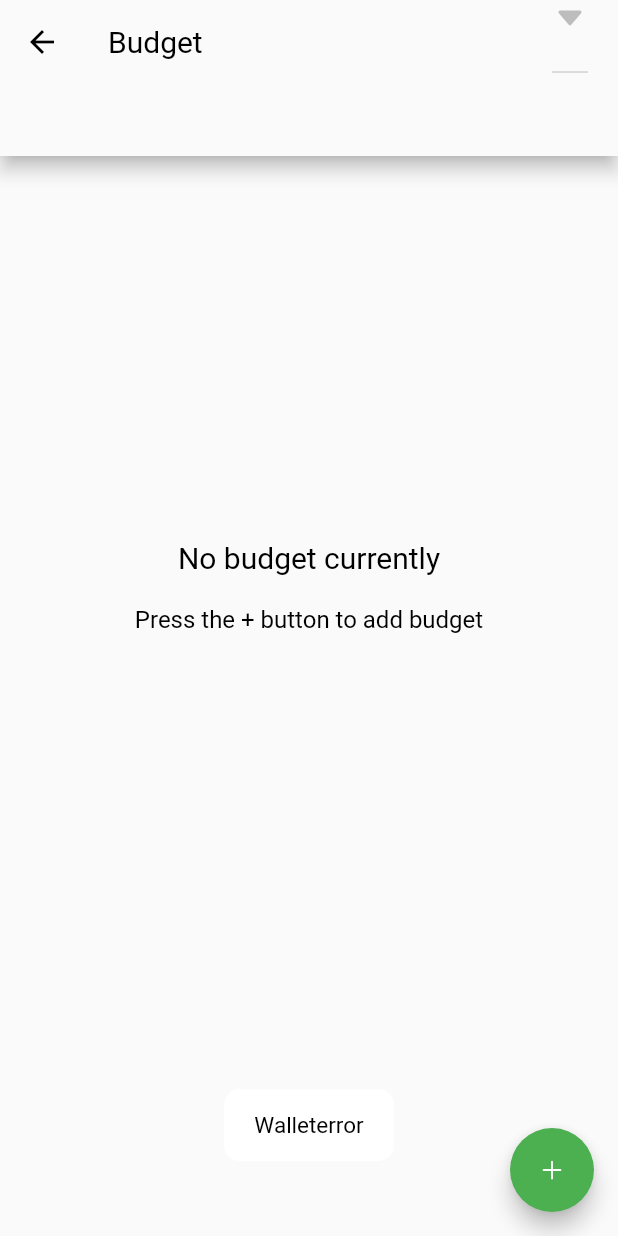
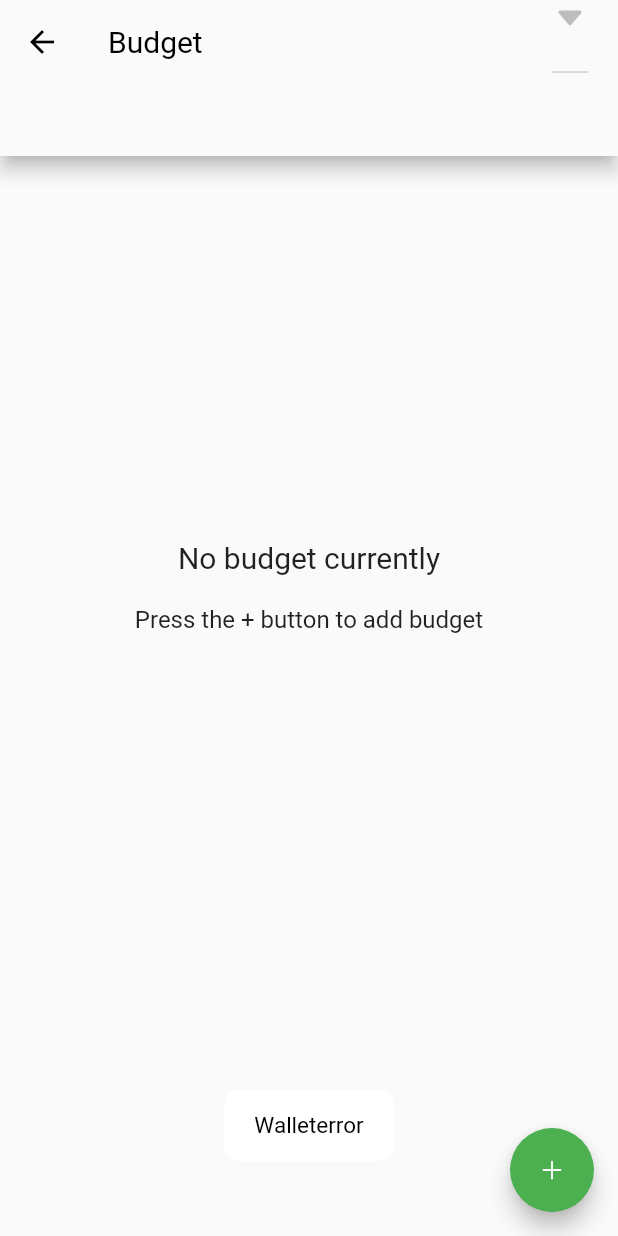
Before and after one commit to TranDKhoi/money_keeper, a Flutter app: the BudgetScreen screen opened by its route, on a phone screen of 412 x 824 dp. Run offline on Flutter 3.47's test engine with Material 2 defaults, Android fonts, the phone set to English and light mode, and no system bars; our stand-ins replace currency_text_input_formatter, firebase_core, firebase_storage, fl_chart, flutter_easyloading, flutter_local_notifications and 9 more; missing offline and left inert: bubble_box, flutter_verification_code, in_date_utils, signalr_netcore, textfield_tags; accounts and stored records are empty.

Commit message:
minor bug

```diff
--- a/lib/app/modules/planning/budget/screens/budget_screen.dart
+++ b/lib/app/modules/planning/budget/screens/budget_screen.dart
@@ -101,7 +101,6 @@ class _BudgetScreenState extends State<BudgetScreen>
                             Text(
                               R.noneBudget.tr,
                               style: const TextStyle(
-                                color: Colors.black,
                                 fontSize: 20,
                               ),
                             ),
@@ -109,7 +108,6 @@ class _BudgetScreenState extends State<BudgetScreen>
                             Text(
                               R.pressPlusBudget.tr,
                               style: const TextStyle(
-                                color: Colors.black,
                                 fontSize: 16,
                               ),
                             ),
--- a/lib/app/modules/planning/planning_screen.dart
+++ b/lib/app/modules/planning/planning_screen.dart
@@ -20,6 +20,7 @@ class _PlanningScreenState extends State<PlanningScreen> {
     return Scaffold(
       appBar: AppBar(
         title: Text(R.Planning.tr),
+        automaticallyImplyLeading: false,
       ),
       //////////////////
       body: ListView(
--- a/lib/app/modules/transaction/transaction_screen.dart
+++ b/lib/app/modules/transaction/transaction_screen.dart
@@ -39,6 +39,7 @@ class _TransactionScreenState extends State<TransactionScreen>
       appBar: AppBar(
         elevation: 5,
         centerTitle: true,
+        automaticallyImplyLeading: false,
         title: Column(
           children: [
             Text(R.Balance.tr),
```
Also changed, not shown: lib/app/modules/report/report_screen.dart (+9 -6 lines).
